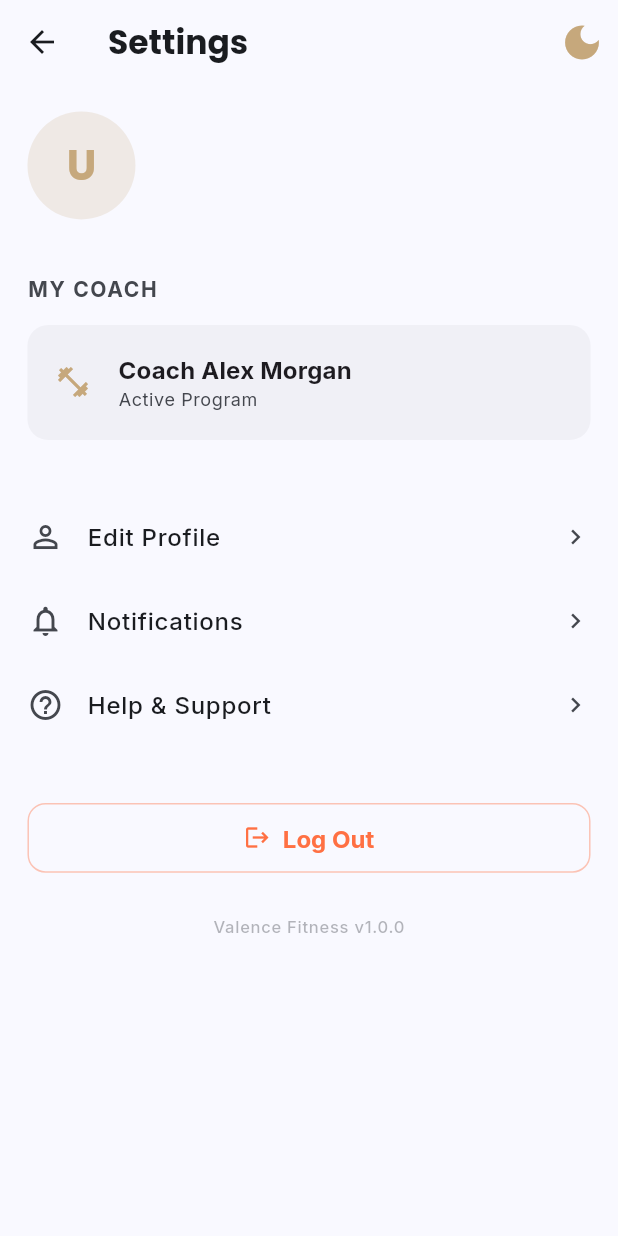
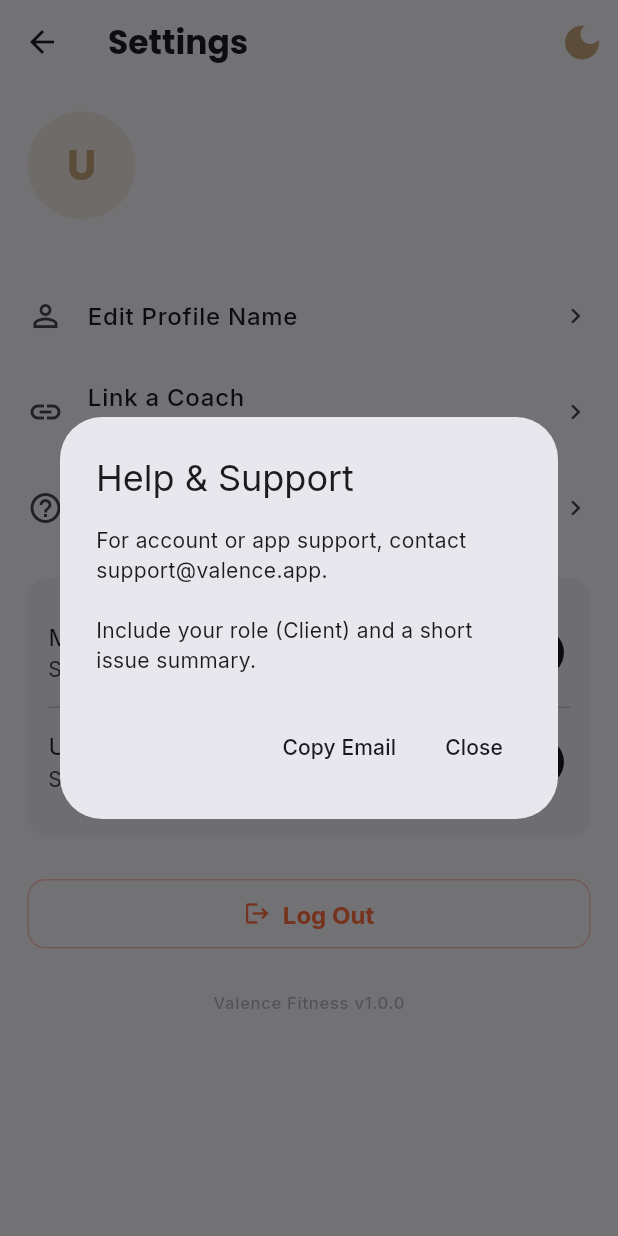
Before and after one commit to dsouli00/valence, a Flutter app: the ClientSettingsScreen screen opened directly, after a tap on "Help & Support", on a phone screen of 412 x 824 dp. Run offline on Flutter 3.47's test engine with Material 3 defaults, Android fonts, the phone set to English and light mode, and no system bars; our stand-ins replace cloud_firestore, firebase_auth, firebase_core, firebase_storage, flutter_screenutil, flutter_svg and 5 more; accounts and stored records are empty; statements that could not run were skipped.

Commit message:
Changes before error encountered
Agent-Logs-Url: https://github.com/dsouli00/valence/sessions/d82125a4-e227-4c11-9af4-57cb4d15c160

Co-authored-by: dsouli00 <175624220+dsouli00@users.noreply.github.com>

```diff
--- a/lib/pages/client/client_settings_screen.dart
+++ b/lib/pages/client/client_settings_screen.dart
@@ -1,27 +1,145 @@
 import 'package:flutter/material.dart';
+import 'package:flutter/services.dart';
 import 'package:provider/provider.dart';
-import '../../../../providers/auth_provider.dart';
-import '../../../providers/theme_provider.dart';
-import '../../theme/app_theme.dart';
-import '../auth/get_started.dart';
+import 'package:valence/pages/auth/get_started.dart';
+import 'package:valence/pages/auth/link_coach_screen.dart';
+import 'package:valence/providers/auth_provider.dart';
+import 'package:valence/providers/theme_provider.dart';
+import 'package:valence/services/firestore_service.dart';
+import 'package:valence/theme/app_theme.dart';
 
-class ClientSettingsScreen extends StatelessWidget {
+class ClientSettingsScreen extends StatefulWidget {
   const ClientSettingsScreen({super.key});
+
+  @override
+  State<ClientSettingsScreen> createState() => _ClientSettingsScreenState();
+}
+
+class _ClientSettingsScreenState extends State<ClientSettingsScreen> {
+  final _firestoreService = FirestoreService();
+  bool _isSavingName = false;
+  bool _isSavingPrefs = false;
+
+  Future<void> _editProfileName() async {
+    final auth = context.read<AuthProvider>();
+    final user = auth.currentUser;
+    if (user == null) return;
+
+    final controller = TextEditingController(text: user.name);
+    final nextName = await showDialog<String>(
+      context: context,
+      builder: (ctx) => AlertDialog(
+        title: const Text('Edit name'),
+        content: TextField(
+          controller: controller,
+          autofocus: true,
+          textInputAction: TextInputAction.done,
+          decoration: const InputDecoration(
+            labelText: 'Display name',
+            hintText: 'Enter your name',
+          ),
+          onSubmitted: (_) => Navigator.pop(ctx, controller.text.trim()),
+        ),
+        actions: [
+          TextButton(
+            onPressed: () => Navigator.pop(ctx),
+            child: const Text('Cancel'),
+          ),
+          ElevatedButton(
+            onPressed: () => Navigator.pop(ctx, controller.text.trim()),
+            child: const Text('Save'),
+          ),
+        ],
+      ),
+    );
+    controller.dispose();
+
+    if (nextName == null || nextName.trim().isEmpty || nextName.trim() == user.name) {
+      return;
+    }
+
+    setState(() => _isSavingName = true);
+    try {
+      await _firestoreService.updateUserName(user.uid, nextName);
+      await auth.refreshCurrentUser();
+      if (!mounted) return;
+      ScaffoldMessenger.of(context).showSnackBar(
+        const SnackBar(content: Text('Profile updated')),
+      );
+    } catch (_) {
+      if (!mounted) return;
+      ScaffoldMessenger.of(context).showSnackBar(
+        const SnackBar(content: Text('Could not update profile right now')),
+      );
+    } finally {
+      if (mounted) setState(() => _isSavingName = false);
+    }
+  }
+
+  Future<void> _savePreference(String key, dynamic value) async {
+    final user = context.read<AuthProvider>().currentUser;
+    if (user == null) return;
+
+    setState(() => _isSavingPrefs = true);
+    try {
+      await _firestoreService.updateUserSettings(user.uid, {key: value});
+      if (!mounted) return;
+      ScaffoldMessenger.of(context).showSnackBar(
+        const SnackBar(content: Text('Settings saved')),
+      );
+    } catch (_) {
+      if (!mounted) return;
+      ScaffoldMessenger.of(context).showSnackBar(
+        const SnackBar(content: Text('Could not save settings')),
+      );
+    } finally {
+      if (mounted) setState(() => _isSavingPrefs = false);
+    }
+  }
+
+  Future<void> _showSupport() async {
+    const supportEmail = 'support@valence.app';
+    await showDialog<void>(
+      context: context,
+      builder: (ctx) => AlertDialog(
+        title: const Text('Help & Support'),
+        content: const Text(
+          'For account or app support, contact support@valence.app.\n\n'
+          'Include your role (Client) and a short issue summary.',
+        ),
+        actions: [
+          TextButton(
+            onPressed: () async {
+              await Clipboard.setData(const ClipboardData(text: supportEmail));
+              if (!mounted) return;
+              Navigator.pop(ctx);
+              ScaffoldMessenger.of(context).showSnackBar(
+                const SnackBar(content: Text('Support email copied')),
+              );
+            },
+            child: const Text('Copy Email'),
+          ),
+          TextButton(
+            onPressed: () => Navigator.pop(ctx),
+            child: const Text('Close'),
+          ),
+        ],
+      ),
+    );
+  }
 
   @override
   Widget build(BuildContext context) {
     final themeProvider = context.watch<ThemeProvider>();
     final authProvider = context.watch<AuthProvider>();
-
     final user = authProvider.currentUser;
     final theme = Theme.of(context);
     final colorScheme = theme.colorScheme;
     final textTheme = theme.textTheme;
 
-    // 🔹 Mock/Extracted data
     final clientName = user?.name ?? 'Fitness Member';
     final clientEmail = user?.email ?? 'member@valenceapp.com';
-    const coachName = 'Coach Alex Morgan'; // This would eventually come from a CoachProvider
+    final coachLinked = user?.coachId != null && user!.coachId!.trim().isNotEmpty;
 
     return Scaffold(
       backgroundColor: colorScheme.surface,
@@ -30,7 +148,7 @@ class ClientSettingsScreen extends StatelessWidget {
         elevation: 0,
         centerTitle: false,
         title: Text(
-          "Settings",
+          'Settings',
           style: textTheme.titleLarge?.copyWith(
             color: colorScheme.onSurface,
             fontWeight: FontWeight.bold,
@@ -38,14 +156,13 @@ class ClientSettingsScreen extends StatelessWidget {
         ),
         actions: [
           IconButton(
+            tooltip: 'Toggle theme',
             icon: Icon(
               themeProvider.isDarkMode ? Icons.light_mode : Icons.dark_mode,
               color: AppColors.secondaryColor,
             ),
             iconSize: 30,
-            onPressed: () {
-              context.read<ThemeProvider>().toggleTheme();
-            },
+            onPressed: () => context.read<ThemeProvider>().toggleTheme(),
           ),
         ],
       ),
@@ -55,7 +172,6 @@ class ClientSettingsScreen extends StatelessWidget {
           child: Column(
             crossAxisAlignment: CrossAxisAlignment.start,
             children: [
-              // 1. Profile Header
               Row(
                 children: [
                   CircleAvatar(
@@ -76,9 +192,7 @@ class ClientSettingsScreen extends StatelessWidget {
                       children: [
                         Text(
                           clientName,
-                          style: textTheme.titleLarge?.copyWith(
-                            fontWeight: FontWeight.bold,
-                          ),
+                          style: textTheme.titleLarge?.copyWith(fontWeight: FontWeight.bold),
                         ),
                         SizedBox(height: AppSpacing.p4),
                         Text(
@@ -93,97 +207,85 @@ class ClientSettingsScreen extends StatelessWidget {
                 ],
               ),
 
-              SizedBox(height: AppSpacing.p32),
+              SizedBox(height: AppSpacing.p24),
+              if (_isSavingName || _isSavingPrefs) const LinearProgressIndicator(),
+              SizedBox(height: AppSpacing.p8),
 
-              // 2. Coach Connection Info
-              Text(
-                "MY COACH",
-                style: textTheme.labelLarge?.copyWith(
-                  color: colorScheme.onSurfaceVariant,
-                  fontWeight: FontWeight.bold,
-                  letterSpacing: 1.1,
+              _buildSettingsTile(
+                icon: Icons.person_outline,
+                title: 'Edit Profile Name',
+                onTap: _isSavingName ? null : _editProfileName,
               ),
+              _buildSettingsTile(
+                icon: Icons.link_outlined,
+                title: coachLinked ? 'Relink Coach' : 'Link a Coach',
+                subtitle: coachLinked ? 'Coach linked to your account' : 'Required to use coaching features',
+                onTap: () {
+                  Navigator.push(
+                    context,
+                    MaterialPageRoute(builder: (_) => const LinkCoachScreen()),
+                  );
+                },
               ),
-              SizedBox(height: AppSpacing.p12),
+              _buildSettingsTile(
+                icon: Icons.help_outline,
+                title: 'Help & Support',
+                onTap: _showSupport,
+              ),
+
+              SizedBox(height: AppSpacing.p16),
+
+              // These toggles are persisted directly on the user document.
+              // Keeping this explicit makes it easy for reviewers to trace settings writes.
               Container(
                 width: double.infinity,
-                padding: EdgeInsets.all(AppSpacing.p16),
+                padding: EdgeInsets.all(AppSpacing.p12),
                 decoration: BoxDecoration(
                   color: theme.colorScheme.surfaceContainerHighest.withAlpha(100),
                   borderRadius: AppTheme.defaultBorderRadius,
                 ),
-                child: Row(
+                child: Column(
                   children: [
-                    const Icon(Icons.fitness_center, color: AppColors.secondaryColor),
-                    SizedBox(width: AppSpacing.p16),
-                    Column(
-                      crossAxisAlignment: CrossAxisAlignment.start,
-                      children: [
-                        Text(
-                          coachName,
-                          style: textTheme.titleMedium?.copyWith(
-                            fontWeight: FontWeight.bold,
+                    SwitchListTile.adaptive(
+                      contentPadding: EdgeInsets.zero,
+                      value: true,
+                      title: const Text('Meal reminders'),
+                      subtitle: const Text('Save preference to your profile'),
+                      onChanged: (enabled) => _savePreference('notificationsEnabled', enabled),
                     ),
-                        ),
-                        Text(
-                          "Active Program",
-                          style: textTheme.bodySmall?.copyWith(
-                            color: colorScheme.onSurfaceVariant,
-                          ),
-                        ),
-                      ],
+                    const Divider(height: 1),
+                    SwitchListTile.adaptive(
+                      contentPadding: EdgeInsets.zero,
+                      value: true,
+                      title: const Text('Use metric units (kg)'),
+                      subtitle: const Text('Switches app weight unit preference'),
+                      onChanged: (metric) => _savePreference('weightUnit', metric ? 'kg' : 'lb'),
                     ),
                   ],
                 ),
               ),
 
-              SizedBox(height: AppSpacing.p32),
-
-              // 3. Simple Mock Settings
-              _buildSettingsTile(
-                icon: Icons.person_outline,
-                title: "Edit Profile",
-                onTap: () {},
-              ),
-              _buildSettingsTile(
-                icon: Icons.notifications_none,
-                title: "Notifications",
-                onTap: () {},
-              ),
-              _buildSettingsTile(
-                icon: Icons.help_outline,
-                title: "Help & Support",
-                onTap: () {},
-              ),
-
-              SizedBox(height: AppSpacing.p32),
-
-              // 4. Logout (Functional)
+              SizedBox(height: AppSpacing.p24),
               SizedBox(
                 width: double.infinity,
                 child: OutlinedButton.icon(
                   onPressed: () async {
-                    // Actual sign out logic
                     await context.read<AuthProvider>().signOut();
-
-                    if (context.mounted) {
+                    if (!context.mounted) return;
                     Navigator.of(context, rootNavigator: true).pushAndRemoveUntil(
                       MaterialPageRoute(builder: (_) => const GettingStartedScreen()),
                       (route) => false,
                     );
-                    }
                   },
                   style: OutlinedButton.styleFrom(
                     padding: EdgeInsets.symmetric(vertical: AppSpacing.p12),
                     foregroundColor: AppColors.statusRed,
                     side: BorderSide(color: AppColors.statusRed.withAlpha(100)),
-                    shape: RoundedRectangleBorder(
-                      borderRadius: BorderRadius.circular(12),
-                    ),
+                    shape: RoundedRectangleBorder(borderRadius: BorderRadius.circular(12)),
                   ),
                   icon: const Icon(Icons.logout),
                   label: const Text(
-                    "Log Out",
+                    'Log Out',
                     style: TextStyle(fontWeight: FontWeight.bold, fontSize: 16),
                   ),
                 ),
@@ -191,7 +293,7 @@ class ClientSettingsScreen extends StatelessWidget {
               SizedBox(height: AppSpacing.p24),
               Center(
                 child: Text(
-                  "Valence Fitness v1.0.0",
+                  'Valence Fitness v1.0.0',
                   style: textTheme.labelSmall?.copyWith(
                     color: colorScheme.onSurfaceVariant.withAlpha(100),
                   ),
@@ -207,16 +309,15 @@ class ClientSettingsScreen extends StatelessWidget {
   Widget _buildSettingsTile({
     required IconData icon,
     required String title,
-    required VoidCallback onTap,
+    String? subtitle,
+    required VoidCallback? onTap,
   }) {
     return ListTile(
       onTap: onTap,
       contentPadding: EdgeInsets.zero,
       leading: Icon(icon, size: 24),
-      title: Text(
-        title,
-        style: const TextStyle(fontWeight: FontWeight.w500),
-      ),
+      title: Text(title, style: const TextStyle(fontWeight: FontWeight.w500)),
+      subtitle: subtitle == null ? null : Text(subtitle),
       trailing: const Icon(Icons.chevron_right, size: 20),
     );
   }
--- a/lib/services/firestore_service.dart
+++ b/lib/services/firestore_service.dart
@@ -643,6 +643,29 @@ class FirestoreService {
     await _firestore.collection('users').doc(clientId).update(payload);
   }
 
+  /// Updates the user's display name in Firestore.
+  Future<void> updateUserName(String userId, String name) async {
+    final trimmed = name.trim();
+    if (trimmed.isEmpty) {
+      throw ArgumentError('Name cannot be empty');
+    }
+    await _firestore.collection('users').doc(userId).update({'name': trimmed});
+  }
+
+  /// Merges lightweight user preferences/settings onto the user profile.
+  ///
+  /// Intended for profile/settings toggles (for example notifications and units).
+  Future<void> updateUserSettings(
+    String userId,
+    Map<String, dynamic> settings,
+  ) async {
+    if (settings.isEmpty) return;
+    await _firestore.collection('users').doc(userId).set(
+      settings,
+      SetOptions(merge: true),
+    );
+  }
+
   /// Creates a secure random invite token and stores it under the coach document.
   Future<String> createCoachInviteToken(
     String coachId, {
```
Also changed, not shown: lib/pages/coach/coach_settings_screen.dart (deleted, +0 -238 lines), lib/providers/auth_provider.dart (+14 -0 lines). Lines whose indentation alone changed are shown as unchanged.
